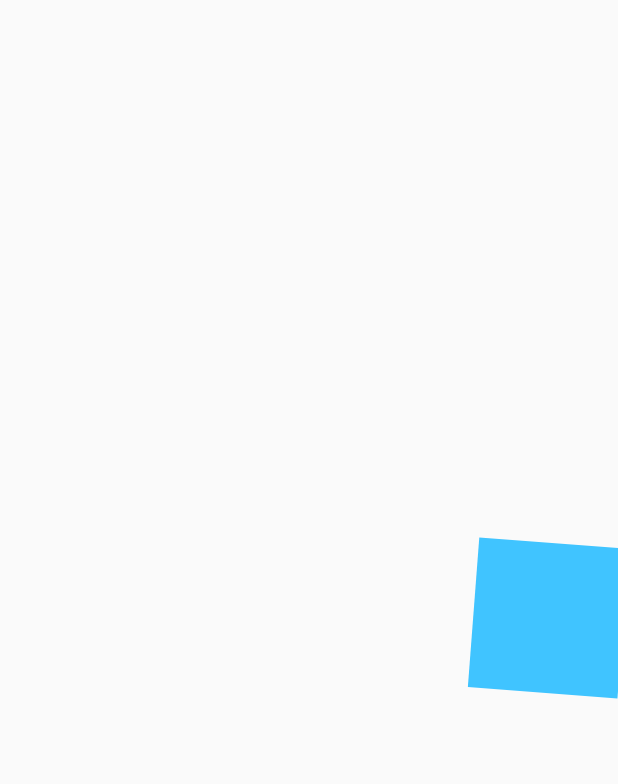
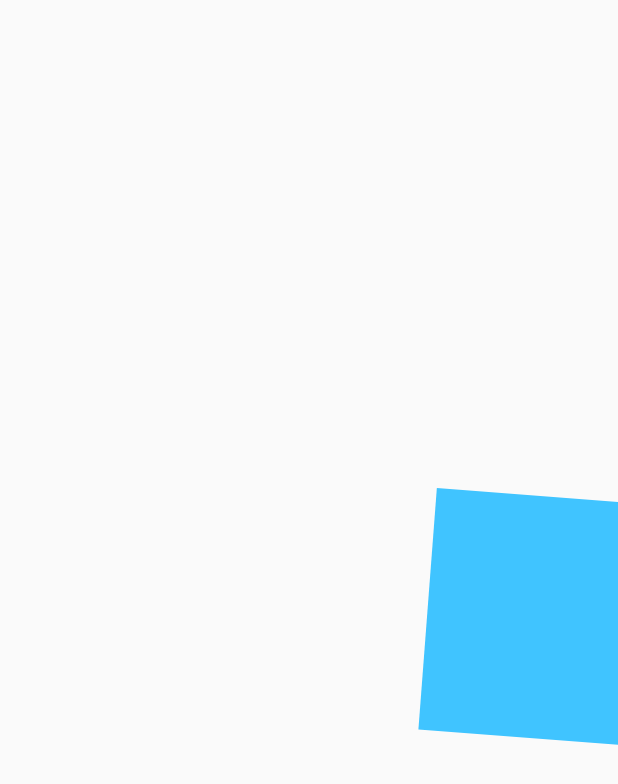
Before and after one commit to Gonzz-96/intermediate-flutter, a Flutter app: the screen it shows after launch, on a phone screen of 412 x 824 dp. Shown: the top 784 px of the screen. Run offline on Flutter 3.47's test engine with Material 2 defaults, Android fonts, the phone set to English and light mode, and no system bars.

Commit message:
Add scale animation to the square.

```diff
--- a/lib/src/pages/animations_page.dart
+++ b/lib/src/pages/animations_page.dart
@@ -21,10 +21,14 @@ class AnimatedRectangle extends StatefulWidget {
 
 class _AnimatedRectangleState extends State<AnimatedRectangle>
     with SingleTickerProviderStateMixin {
+  // NOTE: all of the aimatinos are associated with
+  // the controller. They won't be finished until
+  // the controller finishes the whole animation.
   AnimationController controller;
   Animation<double> rotation;
   Animation<double> opacity;
   Animation<double> xAxisTranslation;
+  Animation<double> squareScale;
 
   @override
   void initState() {
@@ -51,6 +55,13 @@ class _AnimatedRectangleState extends State<AnimatedRectangle>
       CurvedAnimation(
         parent: controller,
         curve: Curves.bounceOut,
+      ),
+    );
+
+    squareScale = Tween(begin: 0.0, end: 2.0).animate(
+      CurvedAnimation(
+        parent: controller,
+        curve: Curves.easeOut,
       ),
     );
 
@@ -89,13 +100,17 @@ class _AnimatedRectangleState extends State<AnimatedRectangle>
           offset: Offset(xAxisTranslation.value, 0.0),
           child: Transform.rotate(
             child: Opacity(
+              child: Transform.scale(
+                scale: squareScale.value,
                 child: _Rectangle(),
+              ),
               opacity: opacity.value,
             ),
             angle: rotation.value,
           ),
         );
-        });
+      },
+    );
   }
 }
 
```
Lines whose indentation alone changed are shown as unchanged.
